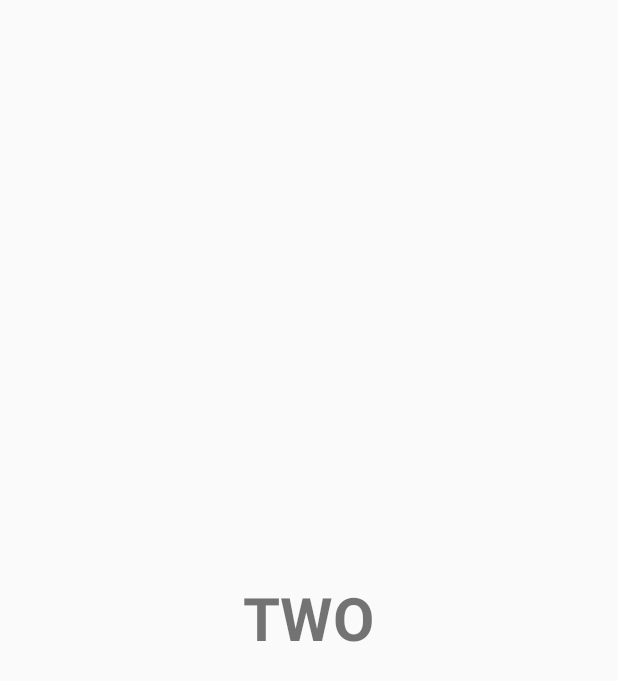
After one commit to Devil29/MaterialDesgin, an Android app: the fragment TwoFragment shown on its own in the app's theme, on a phone screen of 412 x 824 dp. The commit adds this screen. Shown: the top 681 px of the screen. Run offline under Robolectric (Android 15) with nearby library versions, the phone set to English and light mode, and no system bars.

Commit message:
Added all the three Fragments:

```diff
--- /dev/null
+++ b/app/src/main/java/com/android/materialdesign/fragment/TwoFragment.java
@@ -0,0 +1,32 @@
+package com.android.materialdesign.fragment;
+
+import android.os.Bundle;
+import android.support.annotation.Nullable;
+import android.support.v4.app.Fragment;
+import android.view.LayoutInflater;
+import android.view.View;
+import android.view.ViewGroup;
+
+import com.android.materialdesign.R;
+
+/**
+ * Created by vishal.kumar1 on 25/10/16.
+ */
+
+public class TwoFragment extends Fragment {
+    public TwoFragment(){
+
+    }
+
+    @Override
+    public void onCreate(@Nullable Bundle savedInstanceState) {
+        super.onCreate(savedInstanceState);
+    }
+
+    @Nullable
+    @Override
+    public View onCreateView(LayoutInflater inflater, @Nullable ViewGroup container, @Nullable Bundle savedInstanceState) {
+        View view=inflater.inflate(R.layout.fragment_two, container, false);
+        return view;
+    }
+}
--- /dev/null
+++ b/app/src/main/res/layout/fragment_two.xml
@@ -0,0 +1,14 @@
+<RelativeLayout xmlns:android="http://schemas.android.com/apk/res/android"
+    xmlns:tools="http://schemas.android.com/tools"
+    android:layout_width="match_parent"
+    android:layout_height="match_parent" >
+
+    <TextView
+        android:layout_width="wrap_content"
+        android:layout_height="wrap_content"
+        android:text="@string/two"
+        android:textSize="40dp"
+        android:textStyle="bold"
+        android:layout_centerInParent="true"/>
+
+</RelativeLayout>
--- a/app/src/main/res/values/strings.xml
+++ b/app/src/main/res/values/strings.xml
@@ -28,5 +28,8 @@
 
 
     <!-- Tabs Strings -->
+    <string name="one">ONE</string>
+    <string name="two">TWO</string>
+    <string name="three">THREE</string>
 
 </resources>
```
Also changed, not shown: app/src/main/java/com/android/materialdesign/fragment/ThreeFragment.java (added, +32 -0 lines), app/src/main/res/layout/fragment_three.xml (added, +14 -0 lines).
